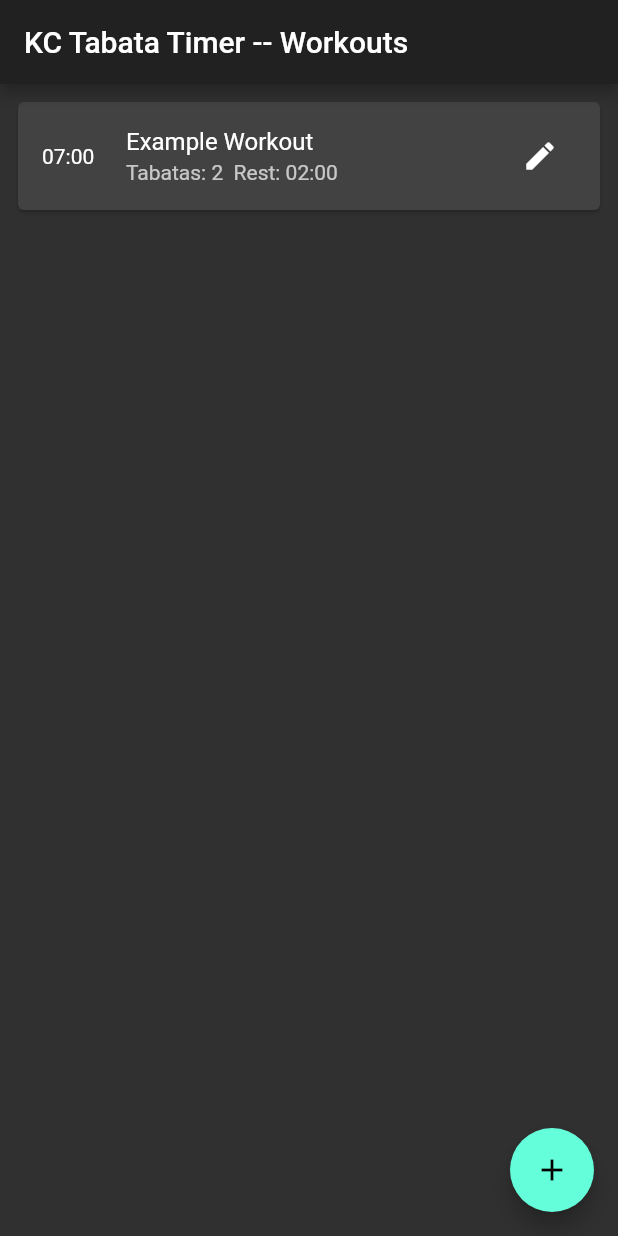
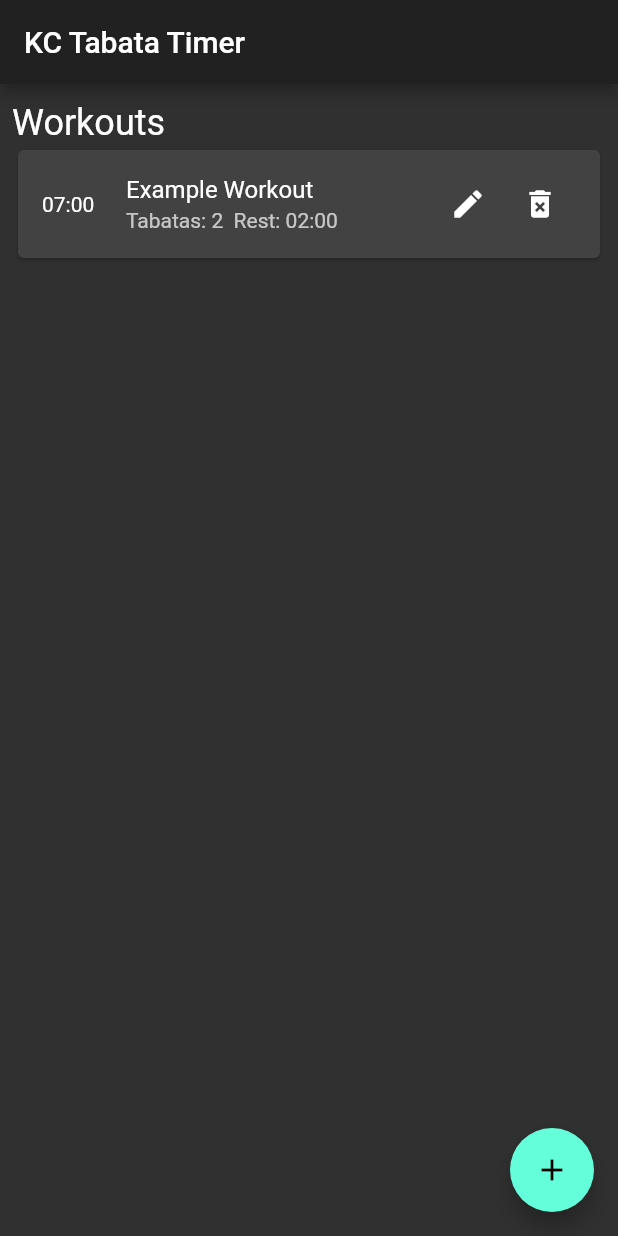
Before and after one commit to coreycarter10/kc_tabata_timer, a Flutter app: the screen it shows after launch, on a phone screen of 412 x 824 dp. Run offline on Flutter 3.47's test engine with Material 2 defaults, Android fonts, the phone set to English and light mode, and no system bars; missing offline and left inert: flutter_material_pickers.

Commit message:
Added delete ability and custom widgets

```diff
--- a/lib/models/setup.dart
+++ b/lib/models/setup.dart
@@ -29,6 +29,7 @@ class AppModel {
   }
 
   void addWorkout(Workout workout) => _workouts.add(workout);
+  void removeWorkout(Workout workout) => _workouts.remove(workout);
   void clearCurrentWorkout() => currentWorkout = null;
   void clearCurrentTabata() => currentTabata = null;
 }
@@ -40,7 +41,12 @@ class Workout {
   List<Tabata> tabatas;
   Duration tabataRestDuration;
 
-  Workout([this.name = '', this.tabatas, this.tabataRestDuration = defaultRest]);
+  Workout([this.name = 'Untitled Workout', this.tabatas, this.tabataRestDuration = defaultRest]) {
+    tabatas = tabatas ?? [];
+  }
+
+  void add(Tabata tabata) => tabatas.add(tabata);
+  void remove(Tabata tabata) => tabatas.remove(tabata);
 
   Duration get totalTime {
     final tabataDurations = tabatas.map((Tabata t) => t.totalTime).toList();
--- a/lib/pages/workouts_page.dart
+++ b/lib/pages/workouts_page.dart
@@ -3,6 +3,8 @@ import 'package:provider/provider.dart';
 
 import '../models/setup.dart';
 import '../utils/utils.dart';
+import '../widgets/list_header.dart';
+import '../widgets/empty_list_prompt.dart';
 import 'edit_workout_page.dart';
 
 class WorkoutsPage extends StatefulWidget {
@@ -23,10 +25,31 @@ class _WorkoutsPageState extends State<WorkoutsPage> {
 
     return Scaffold(
       appBar: AppBar(
-        title: Text("${widget.title} -- Workouts"),
+        title: Text(widget.title),
       ),
-      body: ListView.builder(
-        padding: const EdgeInsets.all(8),
+      body: Padding(
+        padding: const EdgeInsets.fromLTRB(8, 12, 8, 8),
+        child: model.workouts.isNotEmpty ?
+        _buildWorkoutsList(model) :
+          EmptyListPrompt(text: "Add a new workout to get started!"),
+      ),
+      floatingActionButton: FloatingActionButton(
+        child: Icon(Icons.add),
+        onPressed: () {
+          model.clearCurrentWorkout();
+          Navigator.pushNamed(context, EditWorkoutPage.route);
+        },
+      ),
+    );
+  }
+
+  Widget _buildWorkoutsList(AppModel model) {
+    return Column(
+      crossAxisAlignment: CrossAxisAlignment.start,
+      children: <Widget>[
+        ListHeader(text: 'Workouts',),
+        Expanded(
+          child: ListView.builder(
             itemCount: model.workouts.length,
             itemBuilder: (BuildContext context, int i) {
               final workout = model.workouts[i];
@@ -39,25 +62,33 @@ class _WorkoutsPageState extends State<WorkoutsPage> {
                   ),
                   title: Text(workout.name),
                   subtitle: Text('Tabatas: ${workout.tabatas.length}  Rest: ${workout.tabataRestDuration.format()}'),
-              trailing: IconButton(
+                  trailing: Row(
+                    mainAxisSize: MainAxisSize.min,
+                    children: <Widget>[
+                      IconButton(
                         icon: const Icon(Icons.edit),
                         onPressed: () {
                           model.currentWorkout = workout;
                           Navigator.pushNamed(context, EditWorkoutPage.route);
                         },
                       ),
+                      IconButton(
+                        icon: const Icon(Icons.delete_forever),
+                        onPressed: () {
+                          setState(() {
+                            model.removeWorkout(workout);
+                          });
+                        },
+                      ),
+                    ],
+                  ),
                   onTap: () {},
                 ),
               );
             },
           ),
-      floatingActionButton: FloatingActionButton(
-        child: Icon(Icons.add),
-        onPressed: () {
-          model.clearCurrentWorkout();
-          Navigator.pushNamed(context, EditWorkoutPage.route);
-        },
         ),
+      ],
     );
   }
 }
--- /dev/null
+++ b/lib/widgets/list_header.dart
@@ -0,0 +1,15 @@
+import 'package:flutter/material.dart';
+
+class ListHeader extends StatelessWidget {
+  final String text;
+
+  const ListHeader({Key key, @required this.text}) : super(key: key);
+
+  @override
+  Widget build(BuildContext context) {
+    return Text(
+      text,
+      style: Theme.of(context).textTheme.headline,
+    );
+  }
+}
```
Also changed, not shown: lib/dialogs/add_exercise_dialog.dart (+17 -1 lines), lib/pages/edit_tabata_page.dart (+43 -34 lines), lib/pages/edit_workout_page.dart (+68 -34 lines), lib/utils/utils.dart (+11 -1 lines), lib/widgets/empty_list_prompt.dart (added, +17 -0 lines), lib/widgets/min_sec_selector.dart (+6 -3 lines). Lines whose indentation alone changed are shown as unchanged.
